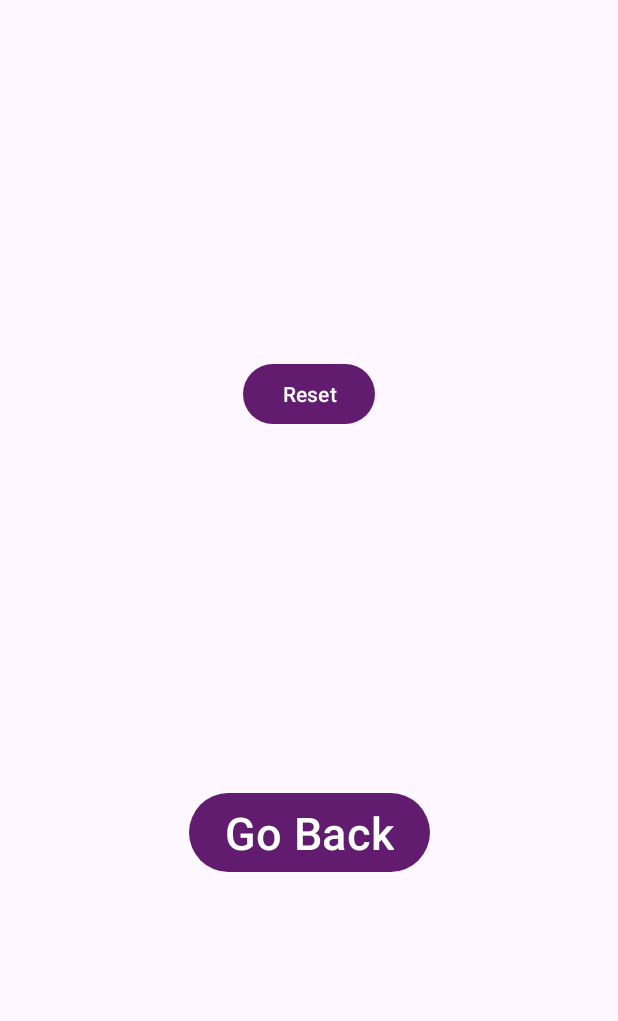
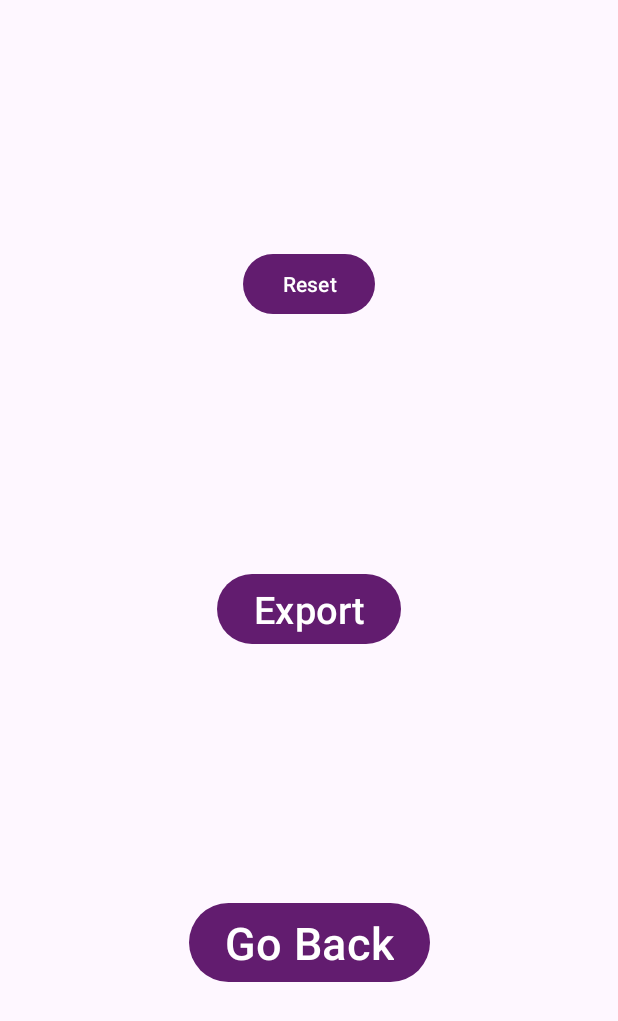
Before and after one commit to harsprad/beyondunknown, an Android app: the SettingsActivity screen opened directly, with no data from a screen before it, on a phone screen of 412 x 824 dp. Shown: the top 1021 px of the screen. Run offline under Robolectric (Android 15) with nearby library versions, the phone set to English and light mode, and no system bars.

Commit message:
Minor: Finish save; start export feat

```diff
--- a/app/src/main/java/com/example/beyondunknown/SecondaryActivity.kt
+++ b/app/src/main/java/com/example/beyondunknown/SecondaryActivity.kt
@@ -1,19 +1,16 @@
 package com.example.beyondunknown
 
 import android.os.Bundle
-import android.util.Log
 import android.widget.Toast
 import androidx.activity.OnBackPressedCallback
 import androidx.appcompat.app.AlertDialog
 import androidx.appcompat.app.AppCompatActivity
 import com.example.beyondunknown.databinding.ActivitySecondaryBinding
-import java.io.File
 
 class SecondaryActivity : AppCompatActivity() {
 
     private lateinit var binding: ActivitySecondaryBinding
     private var currentPage = 0
-    private lateinit var csvFile: File
     private var pageList: MutableList<String> = mutableListOf()
 
     override fun onCreate(savedInstanceState: Bundle?) {
@@ -24,9 +21,6 @@ class SecondaryActivity : AppCompatActivity() {
 
         val book: Book = intent.serializable("EXTRA_BOOK_TITLE")?: Book("Error", "_error.csv")
         binding.tvBookTitle.text = book.title
-
-        csvFile = File(getExternalFilesDir(null), book.path)
-        Log.d("FilePath", "CSV File path: ${csvFile.absolutePath}") // Log the file path
 
         pageList = CsvUtils.loadCsv(this, book.path)
 
--- a/app/src/main/res/layout/activity_settings.xml
+++ b/app/src/main/res/layout/activity_settings.xml
@@ -15,7 +15,18 @@
         app:layout_constraintEnd_toEndOf="parent"
         app:layout_constraintStart_toStartOf="parent"
         app:layout_constraintTop_toTopOf="parent"
-        app:layout_constraintBottom_toTopOf="@+id/btnGoBack"/>
+        app:layout_constraintBottom_toTopOf="@+id/btnExport"/>
+
+    <Button
+        android:id="@+id/btnExport"
+        android:layout_width="wrap_content"
+        android:layout_height="wrap_content"
+        android:text="Export"
+        android:textSize="25sp"
+        app:layout_constraintBottom_toTopOf="@id/btnGoBack"
+        app:layout_constraintEnd_toEndOf="parent"
+        app:layout_constraintStart_toStartOf="parent"
+        app:layout_constraintTop_toBottomOf="@+id/btnReset" />
 
     <Button
         android:id="@+id/btnGoBack"
@@ -26,5 +37,5 @@
         app:layout_constraintBottom_toBottomOf="parent"
         app:layout_constraintEnd_toEndOf="parent"
         app:layout_constraintStart_toStartOf="parent"
-        app:layout_constraintTop_toBottomOf="@+id/btnReset" />
+        app:layout_constraintTop_toBottomOf="@+id/btnExport" />
 </androidx.constraintlayout.widget.ConstraintLayout>
```
Also changed, not shown: app/src/main/java/com/example/beyondunknown/SettingsActivity.kt (+31 -6 lines).
